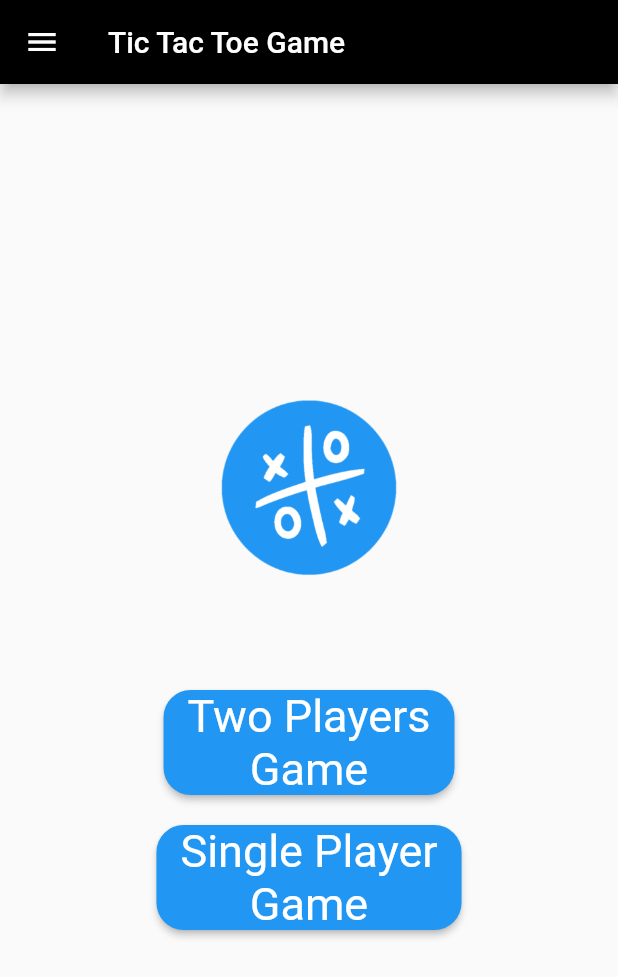
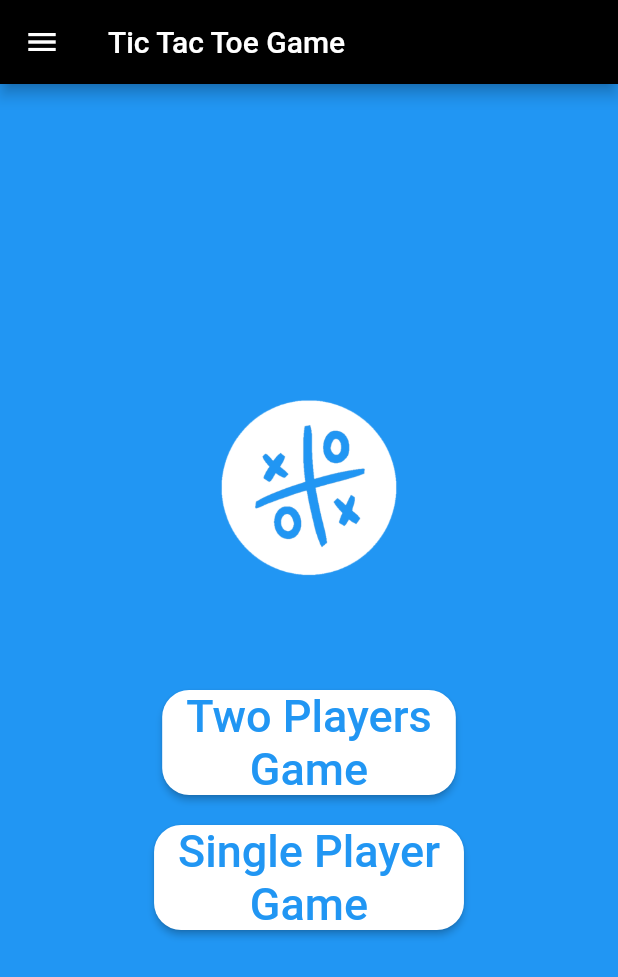
Before and after one commit to PotatOn240HZz/XO_Game, a Flutter app: the screen it shows after launch, on a phone screen of 412 x 824 dp. Shown: the top 977 px of the screen. Run offline on Flutter 3.47's test engine with Material 2 defaults, Android fonts, the phone set to English and light mode, and no system bars.

Commit message:
UI Update

```diff
--- a/lib/pages/Home.dart
+++ b/lib/pages/Home.dart
@@ -10,13 +10,6 @@ class Home extends StatefulWidget {
 }
 
 class _HomeState extends State<Home> {
-  List<String> gridComponents = List.filled(9, '');
-  List<Color> gridColour = List.filled(9, Colors.white);
-  bool isXTurn = true;
-  int xWins = 0;
-  int oWins = 0;
-  bool someoneWon = false;
-
   @override
   Widget build(BuildContext context) {
     return WillPopScope(
@@ -28,8 +21,13 @@ class _HomeState extends State<Home> {
         ),
         drawer: Drawer(
           child: SafeArea(
-            child: ListView(
+            child: Column(
               children: [
+                const Expanded(child: SizedBox()),
+                const Divider(
+                  thickness: 2,
+                  color: Colors.black38,
+                ),
                 ListTile(
                   horizontalTitleGap: 0,
                   leading: Image.asset('assets/images/Github.png', width: 30),
@@ -47,6 +45,7 @@ class _HomeState extends State<Home> {
             ),
           ),
         ),
+        backgroundColor: Colors.blue,
         body: Center(
             child: Column(
           mainAxisAlignment: MainAxisAlignment.center,
@@ -59,10 +58,7 @@ class _HomeState extends State<Home> {
                     RoundedRectangleBorder(
                   borderRadius: BorderRadius.circular(18.0),
                 )),
-                  backgroundColor: MaterialStateProperty.all(Colors.blue),
-                  textStyle: MaterialStateProperty.all(
-                    const TextStyle(fontSize: 30),
-                  ),
+                backgroundColor: MaterialStateProperty.all(Colors.white),
               ),
               onPressed: () {
                 Navigator.of(context).pushNamed(
@@ -73,6 +69,7 @@ class _HomeState extends State<Home> {
               child: const Text(
                 "Two Players\nGame",
                 textAlign: TextAlign.center,
+                style: TextStyle(fontSize: 30, color: Colors.blue),
               ),
             ),
             const SizedBox(height: 20),
@@ -82,10 +79,7 @@ class _HomeState extends State<Home> {
                     RoundedRectangleBorder(
                   borderRadius: BorderRadius.circular(18.0),
                 )),
-                  backgroundColor: MaterialStateProperty.all(Colors.blue),
-                  textStyle: MaterialStateProperty.all(
-                    const TextStyle(fontSize: 30),
-                  ),
+                backgroundColor: MaterialStateProperty.all(Colors.white),
               ),
               onPressed: () {
                 Navigator.of(context).pushNamed(
@@ -96,11 +90,11 @@ class _HomeState extends State<Home> {
               child: const Text(
                 "Single Player\nGame",
                 textAlign: TextAlign.center,
+                style: TextStyle(fontSize: 30, color: Colors.blue),
               ),
             ),
           ],
-          ),
-        ),
+        )),
       ),
     );
   }
```
Also changed, not shown: lib/pages/TTT.dart (+18 -11 lines), assets/images/XO.png. Lines whose indentation alone changed are shown as unchanged.
